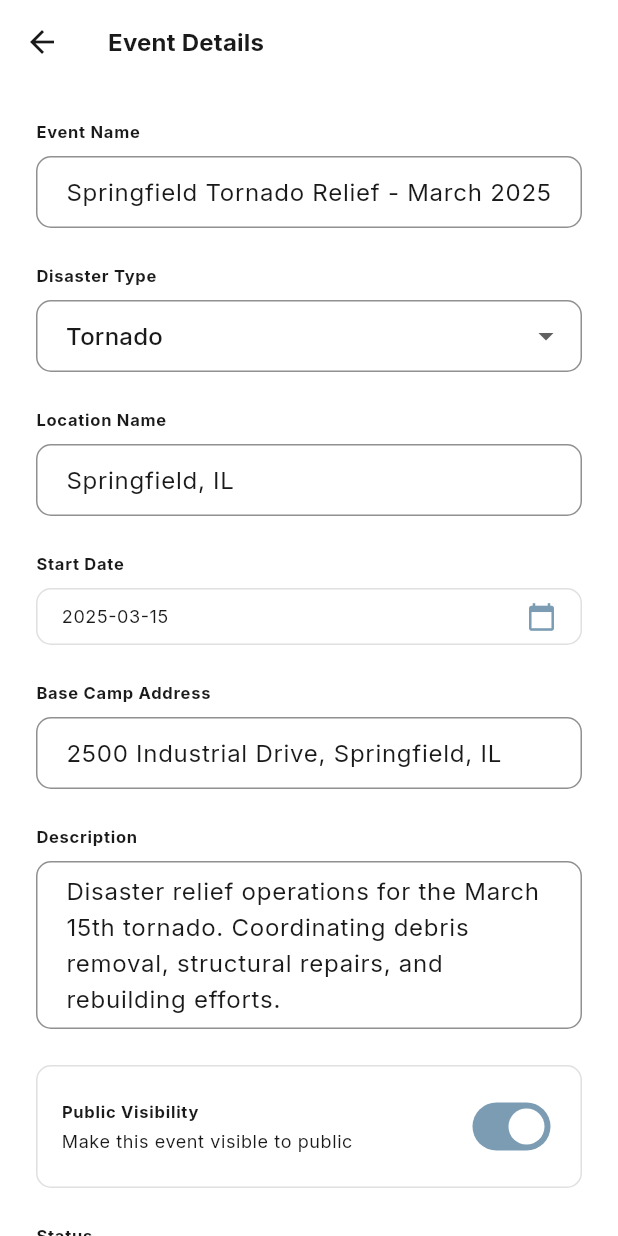
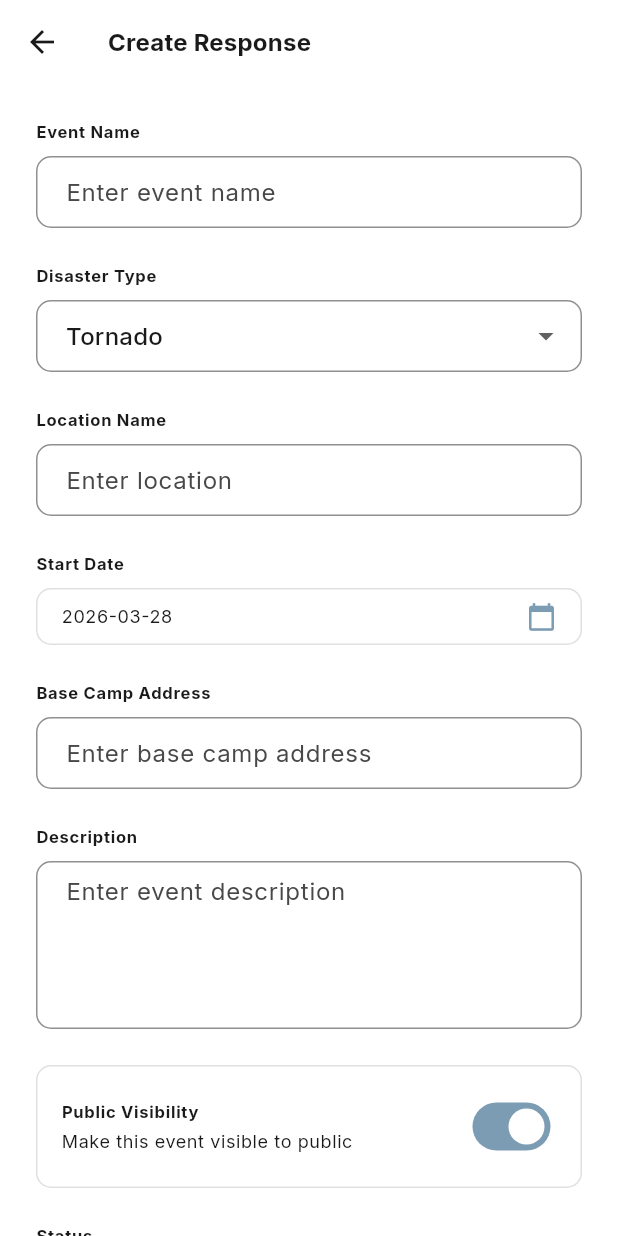
Before and after one commit to DanielMarzari/ReachGlobal, a Flutter app: the EventManagementScreen screen opened by its route, on a phone screen of 412 x 824 dp. Run offline on Flutter 3.47's test engine with Material 3 defaults, Android fonts, the phone set to English and light mode, and no system bars; our stand-ins replace fl_chart, go_router, google_fonts, supabase_flutter; accounts and stored records are empty.

Commit message:
feat(create-response): wire Create Response form to Supabase disasters table
- Replace mock initState data with blank form (start date defaults to today)
- _saveEvent() now inserts a row into disasters with all form fields:
  name, type, location_name, start_date, base_camp_addr, description,
  public_visible, status, created_by
- Shows CircularProgressIndicator while saving; navigates to staff
  dashboard on success; surfaces errors as SnackBar
- Add earthquake to disaster type dropdown (matches DB enum)
- Remove non-functional local coordinators list (staff assignment is
  handled via the Add Staff screen)
- Rename AppBar title to "Create Response"

Co-Authored-By: Claude Sonnet 4.6 <noreply@anthropic.com>

```diff
--- a/lib/screens/event_management_screen.dart
+++ b/lib/screens/event_management_screen.dart
@@ -1,7 +1,10 @@
 import 'package:flutter/material.dart';
 import 'package:go_router/go_router.dart';
+import 'package:provider/provider.dart';
 import '../theme.dart';
 import '../nav.dart';
+import '../services/auth_service.dart';
+import '../services/supabase_service.dart';
 
 class EventManagementScreen extends StatefulWidget {
   const EventManagementScreen({Key? key}) : super(key: key);
@@ -27,43 +30,23 @@ class _EventManagementScreenState extends State<EventManagementScreen> {
   DateTime? _selectedStartDate;
   bool _isPublic = true;
   String _selectedStatus = 'active';
+  bool _isSaving = false;
 
   final List<String> _disasterTypes = [
     'tornado',
     'flood',
     'fire',
     'hurricane',
+    'earthquake',
     'other'
   ];
 
   final List<String> _statuses = ['active', 'winding_down', 'closed'];
 
-  final List<Map<String, dynamic>> _mockCoordinators = [
-    {
-      'id': '1',
-      'name': 'John Martinez',
-      'email': 'john@example.com',
-    },
-    {
-      'id': '2',
-      'name': 'Sarah Chen',
-      'email': 'sarah@example.com',
-    },
-  ];
-
-  List<Map<String, dynamic>> _coordinators = [];
-
   @override
   void initState() {
     super.initState();
-    _coordinators = List.from(_mockCoordinators);
-    // Initialize form with mock data
-    _eventNameController.text = 'Springfield Tornado Relief - March 2025';
-    _locationController.text = 'Springfield, IL';
-    _baseCampController.text = '2500 Industrial Drive, Springfield, IL';
-    _descriptionController.text =
-        'Disaster relief operations for the March 15th tornado. Coordinating debris removal, structural repairs, and rebuilding efforts.';
-    _selectedStartDate = DateTime(2025, 3, 15);
+    _selectedStartDate = DateTime.now();
   }
 
   @override
@@ -85,6 +68,8 @@ class _EventManagementScreenState extends State<EventManagementScreen> {
         return 'Fire';
       case 'hurricane':
         return 'Hurricane';
+      case 'earthquake':
+        return 'Earthquake';
       case 'other':
         return 'Other';
       default:
@@ -132,82 +117,42 @@ class _EventManagementScreenState extends State<EventManagementScreen> {
     }
   }
 
-  void _addCoordinator() {
-    showDialog(
-      context: context,
-      builder: (context) {
-        TextEditingController nameController = TextEditingController();
-        TextEditingController emailController = TextEditingController();
+  Future<void> _saveEvent() async {
+    if (!_formKey.currentState!.validate()) return;
+    if (_selectedStartDate == null) {
+      ScaffoldMessenger.of(context).showSnackBar(
+        const SnackBar(content: Text('Please select a start date.')),
+      );
+      return;
+    }
 
-        return AlertDialog(
-          title: const Text('Add Staff Coordinator'),
-          content: Column(
-            mainAxisSize: MainAxisSize.min,
-            children: [
-              TextField(
-                controller: nameController,
-                decoration: InputDecoration(
-                  labelText: 'Name',
-                  border: OutlineInputBorder(
-                    borderRadius:
-                        BorderRadius.circular(AppRadius.md),
-                  ),
-                ),
-              ),
-              SizedBox(height: AppSpacing.md),
-              TextField(
-                controller: emailController,
-                decoration: InputDecoration(
-                  labelText: 'Email',
-                  border: OutlineInputBorder(
-                    borderRadius:
-                        BorderRadius.circular(AppRadius.md),
-                  ),
-                ),
-              ),
-            ],
-          ),
-          actions: [
-            TextButton(
-              onPressed: () => context.pop(),
-              child: const Text('Cancel'),
-            ),
-            ElevatedButton(
-              onPressed: () {
-                if (nameController.text.isNotEmpty &&
-                    emailController.text.isNotEmpty) {
-                  setState(() {
-                    _coordinators.add({
-                      'id': DateTime.now().toString(),
-                      'name': nameController.text,
-                      'email': emailController.text,
-                    });
-                  });
-                  context.pop();
-                }
-              },
-              child: const Text('Add'),
-            ),
-          ],
+    setState(() => _isSaving = true);
+    try {
+      final userId = context.read<AuthService>().userId;
+      await SupabaseService.client.from('disasters').insert({
+        'name': _eventNameController.text.trim(),
+        'type': _selectedDisasterType,
+        'location_name': _locationController.text.trim(),
+        'start_date': _selectedStartDate!.toIso8601String().substring(0, 10),
+        'base_camp_addr': _baseCampController.text.trim(),
+        'description': _descriptionController.text.trim(),
+        'public_visible': _isPublic,
+        'status': _selectedStatus,
+        'created_by': userId,
+      });
+      if (mounted) {
+        ScaffoldMessenger.of(context).showSnackBar(
+          const SnackBar(content: Text('Response created successfully.')),
         );
-      },
-    );
-  }
-
-  void _removeCoordinator(String id) {
-    setState(() {
-      _coordinators.removeWhere((c) => c['id'] == id);
-    });
-  }
-
-  void _saveEvent() {
-    if (_formKey.currentState!.validate()) {
-      ScaffoldMessenger.of(context).showSnackBar(
-        const SnackBar(
-          content: Text('Event saved successfully'),
-          duration: Duration(seconds: 2),
-        ),
-      );
+        context.go(AppRoutes.staffDashboard);
+      }
+    } catch (e) {
+      if (mounted) {
+        setState(() => _isSaving = false);
+        ScaffoldMessenger.of(context).showSnackBar(
+          SnackBar(content: Text(e.toString().replaceAll('Exception: ', ''))),
+        );
+      }
     }
   }
 
@@ -220,7 +165,7 @@ class _EventManagementScreenState extends State<EventManagementScreen> {
           onPressed: () => context.go(AppRoutes.staffDashboard),
         ),
         title: Text(
-          'Event Details',
+          'Create Response',
           style: context.textStyles.titleMedium?.bold,
         ),
         elevation: 0,
@@ -489,100 +434,25 @@ class _EventManagementScreenState extends State<EventManagementScreen> {
                 },
               ),
               SizedBox(height: AppSpacing.xl),
-              // Staff Coordinators Section
-              Container(
-                padding: EdgeInsets.all(AppSpacing.md),
-                decoration: BoxDecoration(
-                  color: Theme.of(context)
-                      .colorScheme
-                      .surface,
-                  borderRadius:
-                      BorderRadius.circular(AppRadius.lg),
-                  border:
-                      Border.all(color: Theme.of(context).dividerColor),
-                ),
-                child: Column(
-                  crossAxisAlignment: CrossAxisAlignment.start,
-                  children: [
-                    Row(
-                      mainAxisAlignment:
-                          MainAxisAlignment.spaceBetween,
-                      children: [
-                        Text(
-                          'Staff Coordinators',
-                          style:
-                              context.textStyles.labelSmall?.bold,
-                        ),
-                        IconButton(
-                          icon: const Icon(Icons.add_circle),
-                          onPressed: _addCoordinator,
-                          color: Theme.of(context)
-                              .colorScheme
-                              .primary,
-                        ),
-                      ],
-                    ),
-                    if (_coordinators.isEmpty)
-                      Text(
-                        'No coordinators assigned yet',
-                        style: context.textStyles.bodySmall,
-                      )
-                    else
-                      Column(
-                        children: _coordinators.map((coordinator) {
-                          return Padding(
-                            padding: EdgeInsets.symmetric(
-                                vertical: AppSpacing.sm),
-                            child: Row(
-                              mainAxisAlignment:
-                                  MainAxisAlignment
-                                      .spaceBetween,
-                              children: [
-                                Expanded(
-                                  child: Column(
-                                    crossAxisAlignment:
-                                        CrossAxisAlignment
-                                            .start,
-                                    children: [
-                                      Text(
-                                        coordinator['name'],
-                                        style: context
-                                            .textStyles
-                                            .labelSmall
-                                            ?.bold,
-                                      ),
-                                      Text(
-                                        coordinator['email'],
-                                        style: context
-                                            .textStyles
-                                            .bodySmall,
-                                      ),
-                                    ],
-                                  ),
-                                ),
-                                IconButton(
-                                  icon: const Icon(
-                                      Icons.delete_outline),
-                                  onPressed: () =>
-                                      _removeCoordinator(
-                                          coordinator['id']),
-                                  color: const Color(0xFFBA1A1A),
-                                ),
-                              ],
-                            ),
-                          );
-                        }).toList(),
-                      ),
-                  ],
-                ),
-              ),
-              SizedBox(height: AppSpacing.xl),
               // Save button
               SizedBox(
                 width: double.infinity,
                 child: ElevatedButton(
-                  onPressed: _saveEvent,
-                  child: const Text('Save Event'),
+                  onPressed: _isSaving ? null : _saveEvent,
+                  style: ElevatedButton.styleFrom(
+                    backgroundColor: const Color(0xFF1B3A5C),
+                    foregroundColor: Colors.white,
+                    padding: const EdgeInsets.symmetric(vertical: AppSpacing.sm),
+                    shape: RoundedRectangleBorder(
+                      borderRadius: BorderRadius.circular(AppRadius.md),
+                    ),
+                  ),
+                  child: _isSaving
+                      ? const SizedBox(
+                          height: 20, width: 20,
+                          child: CircularProgressIndicator(strokeWidth: 2, color: Colors.white),
+                        )
+                      : const Text('Create Response'),
                 ),
               ),
             ],
```
